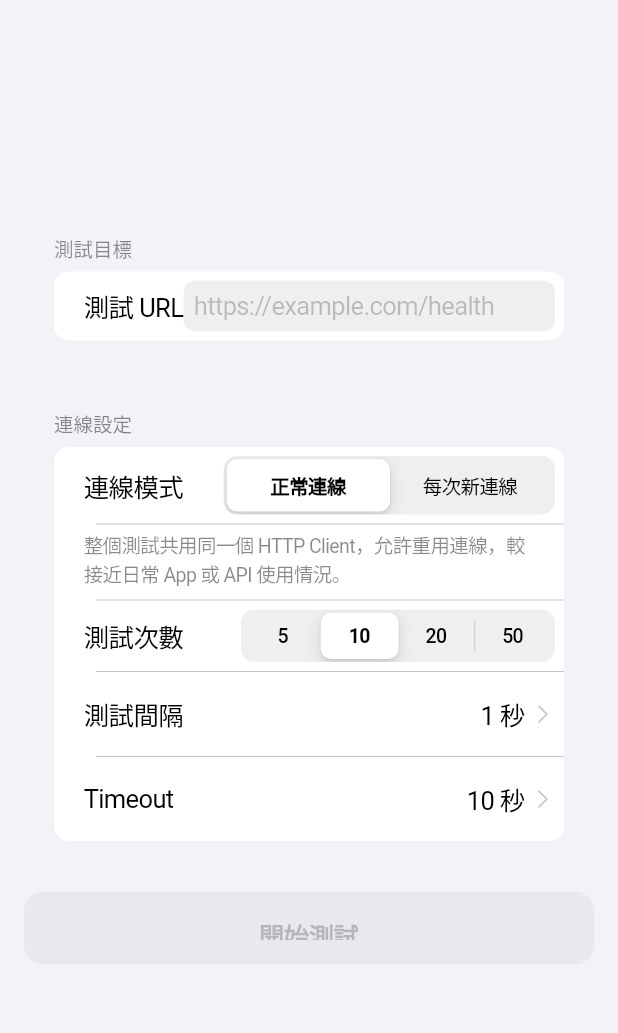
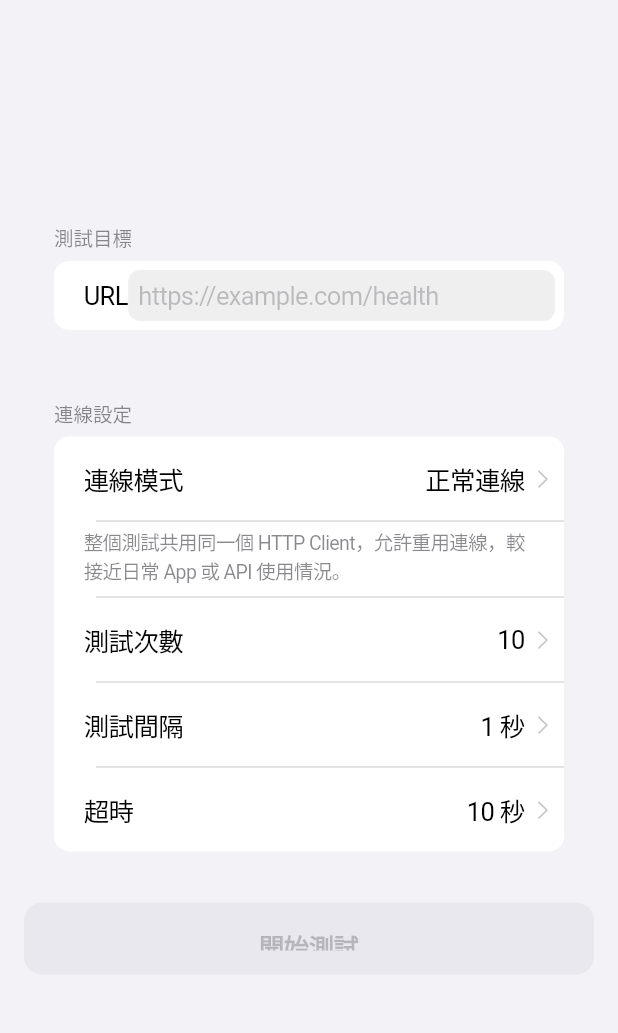
Before and after one commit to swarfte/URL-stability-test, a Flutter app: the screen it shows after launch, on a phone screen of 412 x 824 dp, the part 52-1085 px from its top. Run offline on Flutter 3.47's test engine with Material 3 defaults, Android fonts, the light colour scheme and no system bars; our stand-ins replace fl_chart, shared_preferences.

Commit message:
Localize stability test labels
Rename remaining English timeout labels to Chinese and reuse the generic option picker for connection mode and test count in the setup screen. Also keep the summary text and statistics cards consistent with the new terminology.

```diff
--- a/lib/features/stability_test/screens/test_progress_screen.dart
+++ b/lib/features/stability_test/screens/test_progress_screen.dart
@@ -204,7 +204,7 @@ class _TestProgressScreenState extends State<TestProgressScreen> {
           const SizedBox(height: 6),
           Text(
             '${connectionModeShortLabel(config.connectionMode)} · '
-            '${config.testCount} 次 · Timeout ${config.timeout.label}',
+            '${config.testCount} 次 · 超時 ${config.timeout.label}',
             style: const TextStyle(
               color: CupertinoColors.secondaryLabel,
               fontSize: 13,
--- a/lib/features/stability_test/screens/test_setup_screen.dart
+++ b/lib/features/stability_test/screens/test_setup_screen.dart
@@ -40,8 +40,10 @@ class _TestSetupScreenState extends State<TestSetupScreen> {
   late TestInterval _interval;
   late TestTimeout _timeout;
 
-  UrlValidationResult _validation =
-      const UrlValidationResult(isValid: false, normalizedUrl: null);
+  UrlValidationResult _validation = const UrlValidationResult(
+    isValid: false,
+    normalizedUrl: null,
+  );
   bool _edited = false;
 
   static const UrlValidationService _validator = UrlValidationService();
@@ -74,8 +76,7 @@ class _TestSetupScreenState extends State<TestSetupScreen> {
     });
   }
 
-  bool get _canStart =>
-      _validation.isValid && !widget.controller.isRunning;
+  bool get _canStart => _validation.isValid && !widget.controller.isRunning;
 
   Future<void> _startTest() async {
     // Collapse the keyboard and re-validate (spec §6.6).
@@ -171,7 +172,7 @@ class _TestSetupScreenState extends State<TestSetupScreen> {
       header: const Text('測試目標'),
       children: <Widget>[
         CupertinoFormRow(
-          prefix: const Text('測試 URL'),
+          prefix: const Text('URL'),
           error: _edited && !_validation.isValid
               ? Text(_validation.error ?? 'URL 無效')
               : null,
@@ -195,8 +196,11 @@ class _TestSetupScreenState extends State<TestSetupScreen> {
                       _urlController.clear();
                       _onUrlChanged('');
                     },
-                    child: const Icon(CupertinoIcons.xmark_circle_fill,
-                        size: 18, color: CupertinoColors.tertiaryLabel),
+                    child: const Icon(
+                      CupertinoIcons.xmark_circle_fill,
+                      size: 18,
+                      color: CupertinoColors.tertiaryLabel,
+                    ),
                   ),
             decoration: BoxDecoration(
               color: CupertinoColors.tertiarySystemFill.resolveFrom(context),
@@ -212,13 +216,13 @@ class _TestSetupScreenState extends State<TestSetupScreen> {
     return CupertinoFormSection.insetGrouped(
       header: const Text('連線設定'),
       children: <Widget>[
-        CupertinoFormRow(
-          prefix: const Text('連線模式'),
-          child: ConnectionModeSelector(
-            value: _connectionMode,
-            onChanged: (ConnectionMode mode) =>
-                setState(() => _connectionMode = mode),
-          ),
+        OptionPickerRow<ConnectionMode>(
+          label: '連線模式',
+          value: _connectionMode,
+          options: ConnectionMode.values,
+          labelOf: connectionModeShortLabel,
+          onChanged: (ConnectionMode mode) =>
+              setState(() => _connectionMode = mode),
         ),
         Padding(
           padding: const EdgeInsets.fromLTRB(20, 4, 20, 8),
@@ -230,12 +234,12 @@ class _TestSetupScreenState extends State<TestSetupScreen> {
             ),
           ),
         ),
-        CupertinoFormRow(
-          prefix: const Text('測試次數'),
-          child: _TestCountSelector(
-            value: _testCount,
-            onChanged: (int c) => setState(() => _testCount = c),
-          ),
+        OptionPickerRow<int>(
+          label: '測試次數',
+          value: _testCount,
+          options: TestConfiguration.selectableTestCounts,
+          labelOf: (int c) => '$c',
+          onChanged: (int c) => setState(() => _testCount = c),
         ),
         OptionPickerRow<TestInterval>(
           label: '測試間隔',
@@ -245,7 +249,7 @@ class _TestSetupScreenState extends State<TestSetupScreen> {
           onChanged: (TestInterval i) => setState(() => _interval = i),
         ),
         OptionPickerRow<TestTimeout>(
-          label: 'Timeout',
+          label: '超時',
           value: _timeout,
           options: TestTimeout.options,
           labelOf: (TestTimeout t) => t.label,
@@ -300,16 +304,16 @@ class _TestSetupScreenState extends State<TestSetupScreen> {
       child: const Row(
         crossAxisAlignment: CrossAxisAlignment.start,
         children: <Widget>[
-          Icon(CupertinoIcons.exclamationmark_triangle_fill,
-              size: 18, color: CupertinoColors.systemOrange),
+          Icon(
+            CupertinoIcons.exclamationmark_triangle_fill,
+            size: 18,
+            color: CupertinoColors.systemOrange,
+          ),
           SizedBox(width: 8),
           Expanded(
             child: Text(
               '此 URL 使用未加密 HTTP 連線。部分平台或網絡可能會阻擋此連線。',
-              style: TextStyle(
-                fontSize: 13,
-                color: CupertinoColors.label,
-              ),
+              style: TextStyle(fontSize: 13, color: CupertinoColors.label),
             ),
           ),
         ],
@@ -317,30 +321,3 @@ class _TestSetupScreenState extends State<TestSetupScreen> {
     );
   }
 }
-
-class _TestCountSelector extends StatelessWidget {
-  const _TestCountSelector({required this.value, required this.onChanged});
-
-  final int value;
-  final ValueChanged<int> onChanged;
-
-  @override
-  Widget build(BuildContext context) {
-    return Semantics(
-      label: '測試次數選擇器',
-      child: CupertinoSlidingSegmentedControl<int>(
-        groupValue: value,
-        onValueChanged: (int? v) {
-          if (v != null) onChanged(v);
-        },
-        children: <int, Widget>{
-          for (final int count in TestConfiguration.selectableTestCounts)
-            count: Padding(
-              padding: const EdgeInsets.symmetric(vertical: 8, horizontal: 8),
-              child: Text('$count'),
-            ),
-        },
-      ),
-    );
-  }
-}
--- a/lib/features/stability_test/widgets/connection_mode_selector.dart
+++ b/lib/features/stability_test/widgets/connection_mode_selector.dart
@@ -1,42 +1,4 @@
-import 'package:flutter/cupertino.dart';
-
 import '../models/connection_mode.dart';
-
-/// Cupertino segmented control for the two mutually-exclusive connection
-/// modes. Spec §6.2.
-class ConnectionModeSelector extends StatelessWidget {
-  const ConnectionModeSelector({
-    required this.value,
-    required this.onChanged,
-    super.key,
-  });
-
-  final ConnectionMode value;
-  final ValueChanged<ConnectionMode> onChanged;
-
-  @override
-  Widget build(BuildContext context) {
-    return Semantics(
-      label: '連線模式選擇器',
-      child: CupertinoSlidingSegmentedControl<ConnectionMode>(
-        groupValue: value,
-        onValueChanged: (ConnectionMode? mode) {
-          if (mode != null) onChanged(mode);
-        },
-        children: const <ConnectionMode, Widget>{
-          ConnectionMode.reuseClient: Padding(
-            padding: EdgeInsets.symmetric(vertical: 8, horizontal: 12),
-            child: Text('正常連線'),
-          ),
-          ConnectionMode.newClientPerRequest: Padding(
-            padding: EdgeInsets.symmetric(vertical: 8, horizontal: 12),
-            child: Text('每次新連線'),
-          ),
-        },
-      ),
-    );
-  }
-}
 
 /// The user-facing description text for a connection mode (spec §6.2.1/6.2.2).
 String connectionModeDescription(ConnectionMode mode) {
@@ -49,7 +11,7 @@ String connectionModeDescription(ConnectionMode mode) {
   }
 }
 
-/// Short label for summary rows (spec §7.2, §11.2).
+/// Short label for summary rows and the option picker (spec §6.2, §7.2, §11.2).
 String connectionModeShortLabel(ConnectionMode mode) {
   switch (mode) {
     case ConnectionMode.reuseClient:
--- a/lib/features/stability_test/widgets/statistics_cards.dart
+++ b/lib/features/stability_test/widgets/statistics_cards.dart
@@ -67,7 +67,7 @@ class SecondaryStatisticsTable extends StatelessWidget {
                   '${statistics.completedCount}'),
           _StatRow(
               label: 'HTTP 錯誤', value: '${statistics.httpErrorCount}'),
-          _StatRow(label: 'Timeout', value: '${statistics.timeoutCount}'),
+          _StatRow(label: '超時', value: '${statistics.timeoutCount}'),
           _StatRow(
               label: '其他錯誤', value: '${statistics.otherErrorCount}'),
         ],
```
